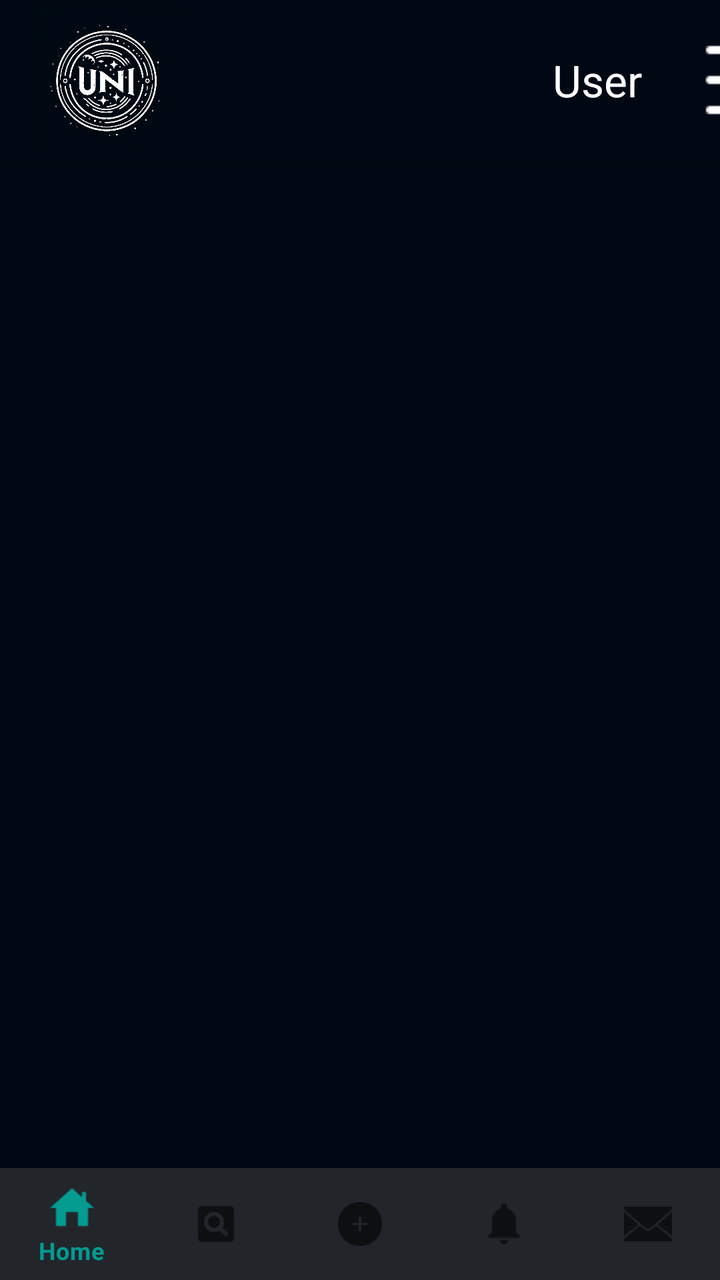
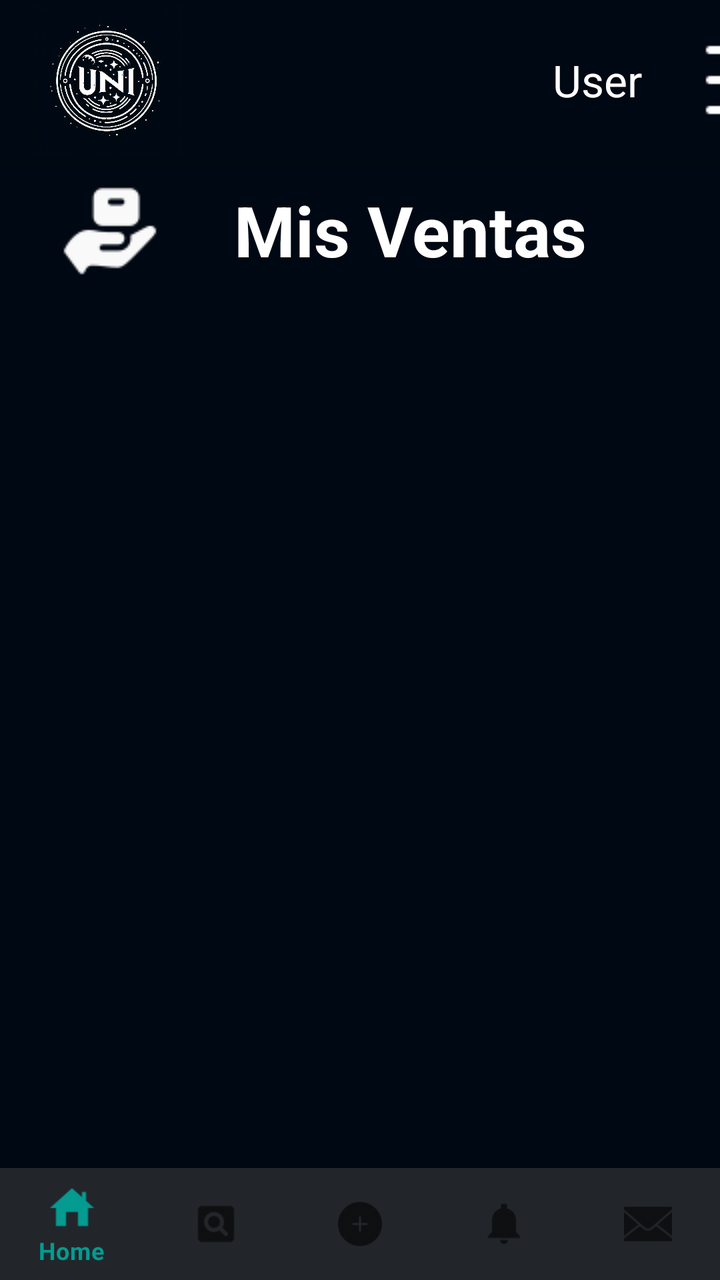

Compare the two renders of this Android layout. The source of the first and the diff that turns it into the second are given below.
<!-- AndroidManifest.xml: application theme Theme.UNIverse -->
<!-- res/layout/activity_views_orders.xml -->
<?xml version="1.0" encoding="utf-8"?>
<RelativeLayout xmlns:android="http://schemas.android.com/apk/res/android"
    xmlns:app="http://schemas.android.com/apk/res-auto"
    xmlns:tools="http://schemas.android.com/tools"
    android:layout_width="match_parent"
    android:layout_height="match_parent"
    tools:context=".seller_views.ViewsOrdersActivity"
    android:background="@color/backgroundUniverse">
    <include layout="@layout/activity_actionbar"></include>

    <androidx.recyclerview.widget.RecyclerView
        android:id="@+id/recyclerView_Orders"
        android:layout_width="wrap_content"
        android:layout_height="wrap_content"
        android:layout_marginTop="90dp"
        android:layout_marginBottom="50dp"
        app:layout_constraintStart_toStartOf="parent"
        app:layout_constraintEnd_toEndOf="parent"
        app:layout_constraintTop_toTopOf="parent"/>

    <include layout="@layout/activity_navbar"></include>

</RelativeLayout>
<!-- res/layout/activity_actionbar.xml (included above) -->
<?xml version="1.0" encoding="utf-8"?>
<androidx.coordinatorlayout.widget.CoordinatorLayout xmlns:android="http://schemas.android.com/apk/res/android"
    xmlns:app="http://schemas.android.com/apk/res-auto"
    android:id="@+id/mainBar"
    android:layout_width="match_parent"
    android:layout_height="match_parent">

    <com.google.android.material.appbar.AppBarLayout
        android:layout_width="match_parent"
        android:layout_height="80dp"

        android:theme="@style/AppTheme.WithMain">

        <androidx.appcompat.widget.Toolbar
            android:id="@+id/toolbar"
            android:layout_width="match_parent"
            android:layout_height="match_parent"
            android:background="@color/backgroundUniverse"
            android:popupTheme="@style/AppTheme.PopupOverlay">

            
            <ImageView
                android:id="@+id/logo"
                android:layout_width="75dp"
                android:layout_height="75dp"
                android:src="@drawable/universe_logo"
                android:clickable="true"
                android:contentDescription="logo"/>

            
            <TextView
                android:id="@+id/username"
                android:layout_width="240dp"
                android:layout_height="wrap_content"
                android:text="User"
                android:textAlignment="textEnd"
                android:padding="10dp"
                android:textColor="@android:color/white"
                android:textSize="22sp"
                android:layout_marginEnd="20dp"
                android:maxWidth="150dp" />

            
            <ImageButton
                android:id="@+id/menuButton"
                android:layout_width="48dp"
                android:layout_height="48dp"
                android:src="@drawable/ic_menu"
                android:background="@color/backgroundUniverse"
                android:contentDescription="menu"
                android:layout_marginEnd="10dp"/>

        </androidx.appcompat.widget.Toolbar>

    </com.google.android.material.appbar.AppBarLayout>

</androidx.coordinatorlayout.widget.CoordinatorLayout>
<!-- res/layout/activity_navbar.xml (included above) -->
<androidx.coordinatorlayout.widget.CoordinatorLayout xmlns:android="http://schemas.android.com/apk/res/android"
    xmlns:app="http://schemas.android.com/apk/res-auto"
    android:layout_width="match_parent"
    android:layout_height="match_parent">

    <com.google.android.material.bottomnavigation.BottomNavigationView
        android:id="@+id/bottom_navigation"
        android:layout_width="match_parent"
        android:layout_height="wrap_content"
        android:layout_gravity="bottom"
        android:background="@color/gray_toolbar"
        app:menu="@menu/bottom_navigation_menu" />

</androidx.coordinatorlayout.widget.CoordinatorLayout>
<!-- resources referenced by this layout -->
<resources>
  <color name="backgroundUniverse">#000813</color>
  <color name="gray_toolbar">#22262B</color>
  <!-- drawable ic_menu: png bitmap (drawable, 175 bytes) -->
  <!-- drawable universe_logo: jpg bitmap (drawable, 114702 bytes) -->
  <style name="AppTheme.PopupOverlay" parent="ThemeOverlay.AppCompat.Light">
          
          <item name="android:colorBackground">@color/backgroundUniverse</item>
          <item name="android:textColor">@color/white</item>
          <item name="android:textSize">16sp</item>
          
      </style>
  <style name="AppTheme.WithMain" parent="Theme.AppCompat.Light.DarkActionBar">
          
          
          <item name="colorPrimary">#303030</item>
          
          <item name="colorPrimaryDark">#424242</item>
          
          <item name="colorAccent">#FF5252</item>
          <item name="android:windowActionBarOverlay">true</item>
      </style>
  <style name="Theme.UNIverse" parent="Theme.MaterialComponents.DayNight.NoActionBar">
          
          <item name="colorPrimary">@color/cyan</item>
          <item name="colorPrimaryVariant">@color/purple_700</item>
          <item name="colorOnPrimary">@color/white</item>
          
          <item name="colorSecondary">@color/teal_200</item>
          <item name="colorSecondaryVariant">@color/teal_700</item>
          <item name="colorOnSecondary">@color/black</item>
          
          <item name="android:statusBarColor">?attr/colorPrimaryVariant</item>
          
          <item name="colorButtonNormal">@color/cyan</item>
      </style>
  <color name="white">#FFFFFFFF</color>
  <color name="cyan">#049B90</color>
  <color name="purple_700">#FF3700B3</color>
  <color name="teal_200">#FF03DAC5</color>
  <color name="teal_700">#FF018786</color>
  <color name="black">#FF000000</color>
</resources>

<!-- the commit's change to res/layout/activity_views_orders.xml (unified diff, before → after) -->
@@ -8,11 +8,37 @@
     android:background="@color/backgroundUniverse">
     <include layout="@layout/activity_actionbar"></include>
 
+    <LinearLayout
+        android:id="@+id/orders_check_titulo"
+        android:layout_width="match_parent"
+        android:layout_height="wrap_content"
+        android:layout_marginTop="90dp"
+        android:layout_marginBottom="50dp"
+        android:orientation="horizontal"
+        android:gravity="center"
+        app:layout_constraintStart_toStartOf="parent"
+        app:layout_constraintEnd_toEndOf="parent"
+        app:layout_constraintTop_toTopOf="parent">
+        <ImageView
+            android:layout_width="50dp"
+            android:layout_height="50dp"
+            android:src="@drawable/ic_order_50"/>
+
+        <TextView
+            android:layout_width="250dp"
+            android:layout_height="wrap_content"
+            android:text="Mis Ventas"
+            android:textSize="35sp"
+            android:textColor="@color/white"
+            android:textAlignment="center"
+            android:textStyle="bold"/>
+    </LinearLayout>
+
     <androidx.recyclerview.widget.RecyclerView
         android:id="@+id/recyclerView_Orders"
         android:layout_width="wrap_content"
         android:layout_height="wrap_content"
-        android:layout_marginTop="90dp"
+        android:layout_marginTop="145dp"
         android:layout_marginBottom="50dp"
         app:layout_constraintStart_toStartOf="parent"
         app:layout_constraintEnd_toEndOf="parent"
<!-- resource entries referenced after the edit -->
@@ -3,6 +3,7 @@
   <color name="backgroundUniverse">#000813</color>
   <color name="gray_toolbar">#22262B</color>
   <!-- drawable ic_menu: png bitmap (drawable, 175 bytes) -->
+  <!-- drawable ic_order_50: png bitmap (drawable, 883 bytes) -->
   <!-- drawable universe_logo: jpg bitmap (drawable, 114702 bytes) -->
   <style name="AppTheme.PopupOverlay" parent="ThemeOverlay.AppCompat.Light">
           
